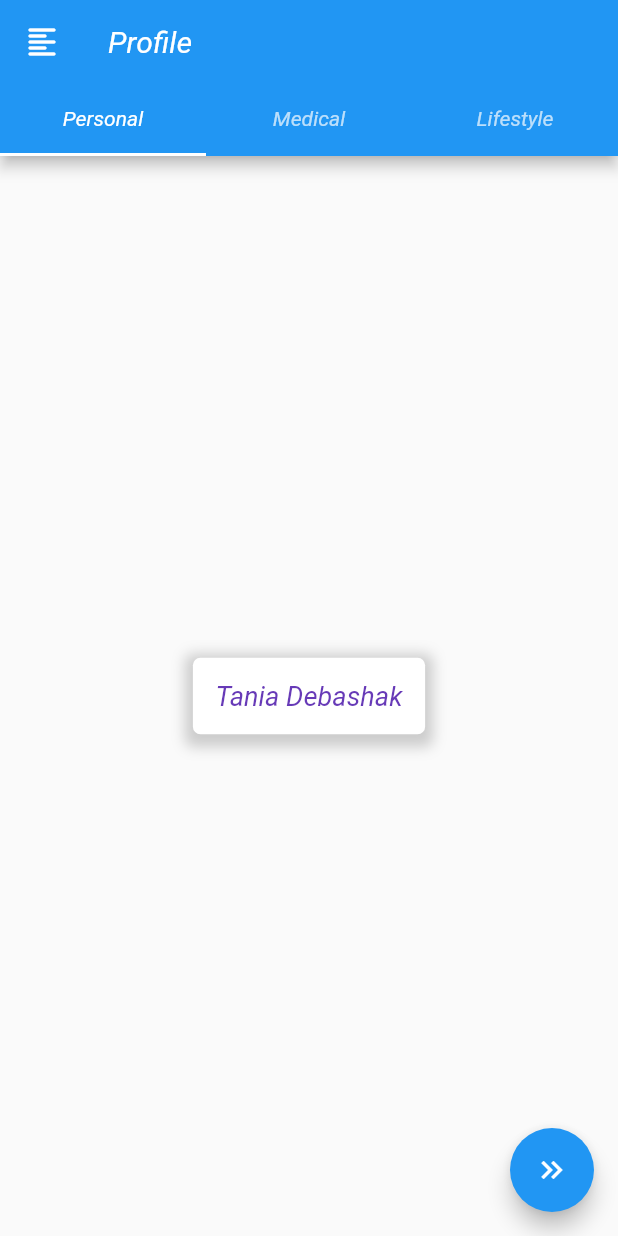
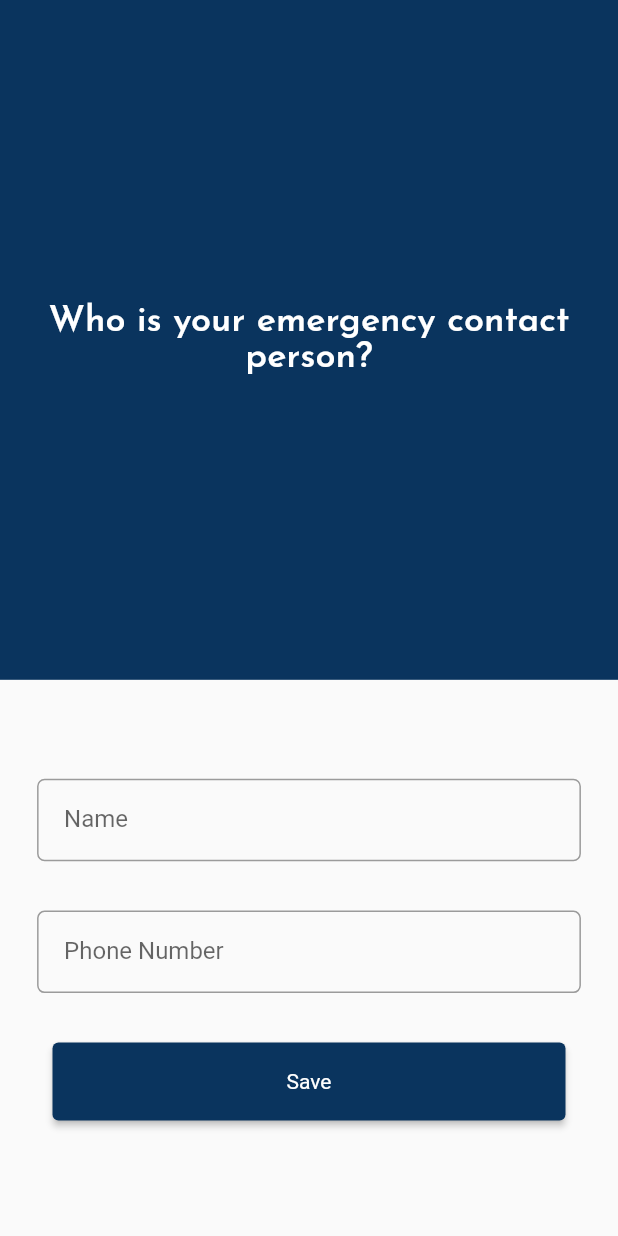
Before and after one commit to devaviks/patient_neuimed, a Flutter app: the MaritalPage screen opened directly, after a tap on "Save", on a phone screen of 412 x 824 dp. Run offline on Flutter 3.47's test engine with Material 2 defaults, Android fonts, the light colour scheme and no system bars; our stand-ins replace fluttertoast, google_fonts.

Commit message:
Profile tab page WIP

```diff
--- /dev/null
+++ b/lib/emergency.dart
@@ -0,0 +1,102 @@
+import 'package:flutter/material.dart';
+import 'package:google_fonts/google_fonts.dart';
+
+import 'allergy.dart';
+
+
+  class EmergencyPage extends StatefulWidget {
+  const EmergencyPage({super.key});
+
+  @override
+  _EmergencyPageState createState() => _EmergencyPageState();
+}
+class _EmergencyPageState extends State<EmergencyPage> {
+
+  @override
+  Widget build(BuildContext context) {
+    return Scaffold(
+        body: SingleChildScrollView(
+            child: Column(
+                children: [
+                  Center(
+                    child: Container(
+                        height: MediaQuery.of(context).size.height * 0.55,
+                        width: MediaQuery.of(context).size.width,
+                        decoration: const BoxDecoration(
+                          color: Color(0xff0A345E),
+                        ),
+                        child: Center(
+                          child: Text(
+                            "Who is your emergency contact person?",
+                            textAlign: TextAlign.center,
+                            style: GoogleFonts.josefinSans(
+                              textStyle: const TextStyle(
+                                color: Colors.white,
+                                fontWeight: FontWeight.w600,
+                                fontSize: 24,
+                              ),
+                            ),
+                          ),
+                        )
+                    ),
+                  ),
+
+                  Padding(
+                    padding: EdgeInsets.only(top: MediaQuery.of(context).size.height * 0.08,
+                    left: MediaQuery.of(context).size.height * 0.03, right: MediaQuery.of(context).size.height * 0.03,
+                    bottom: MediaQuery.of(context).size.height * 0.04),
+                    child: TextField(
+                      decoration: InputDecoration(
+                        border: OutlineInputBorder(
+                          borderSide: const BorderSide(color: Color(0xffE6E6E6)),
+                          borderRadius: BorderRadius.circular(5.0),
+                        ),
+                        labelText: 'Name',
+                        hintText: 'Enter your Name',
+                        contentPadding: const EdgeInsets.all(18),
+                      ),
+                    ),
+                  ),
+
+                  Padding(
+                    padding: EdgeInsets.only(left: MediaQuery.of(context).size.height * 0.03,
+                      right: MediaQuery.of(context).size.height * 0.03,
+                        ),
+                    child: TextField(
+                      decoration: InputDecoration(
+                        border: OutlineInputBorder(
+                          borderSide: const BorderSide(color: Color(0xffE6E6E6)),
+                          borderRadius: BorderRadius.circular(5.0),
+                        ),
+                        labelText: 'Phone Number',
+                        hintText: 'Enter your Phone Number',
+                        contentPadding: const EdgeInsets.all(18),
+                      ),
+                    ),
+                  ),
+
+                  Padding(padding: EdgeInsets.only(top: MediaQuery.of(context).size.height * 0.04),
+                    child: SizedBox(
+                      height:52, //height of button
+                      width:342, //width of button
+                      child:
+                      ElevatedButton(
+                        style: ElevatedButton.styleFrom(
+                          foregroundColor: Colors.white, // change background color of button
+                          backgroundColor: const Color(0xff0A345E), // change text color of button
+                        ),
+                        child: const Text('Save'),
+                        onPressed: () {
+                          Route route = MaterialPageRoute(
+                              builder: (context) => const AllergicPage());
+                          Navigator.push(context, route);
+                        },
+                      ),
+                    ),
+                  ),
+                ]
+            )
+        )
+    );
+  }
+}
--- a/lib/gender.dart
+++ b/lib/gender.dart
@@ -2,6 +2,8 @@ import 'package:flutter/material.dart';
 import 'package:google_fonts/google_fonts.dart';
 
 import 'bloodgroup.dart';
+
+
 
 class GenderPage extends StatefulWidget {
   const GenderPage({super.key});
@@ -10,6 +12,7 @@ class GenderPage extends StatefulWidget {
   _GenderPageState createState() => _GenderPageState();
 }
 class _GenderPageState extends State<GenderPage> {
+
 
   @override
   Widget build(BuildContext context) {
@@ -41,6 +44,7 @@ class _GenderPageState extends State<GenderPage> {
     ),
                   Row(
                     children: [
+
                   Padding(padding: EdgeInsets.only(top: MediaQuery.of(context).size.height * 0.18,
                   left: MediaQuery.of(context).size.height * 0.034,
                   right: MediaQuery.of(context).size.height * 0.01
--- a/lib/maintab.dart
+++ b/lib/maintab.dart
@@ -1,5 +1,9 @@
 import 'package:flutter/material.dart';
-
+import 'package:fluttertoast/fluttertoast.dart';
+import 'package:patient_neuimed/profile/lifestyle.dart';
+import 'package:patient_neuimed/profile/medical.dart';
+import 'package:patient_neuimed/profile/personal_container.dart';
+import 'dart:developer';
 import 'dob.dart';
 
 
@@ -14,8 +18,11 @@ class TabBarDemo extends StatelessWidget {
         length: 3,
         child: Scaffold(
           appBar: AppBar(
-            bottom: const TabBar(
-              tabs: [
+            bottom: TabBar(
+              onTap: (index) {
+                log('xzcxzcxzcxzcxzczx $index');
+              },
+              tabs: const [
                 Tab(child: Text('Personal')),
                 Tab(child: Text('Medical')),
                 Tab(child: Text('Lifestyle')),
@@ -28,106 +35,23 @@ class TabBarDemo extends StatelessWidget {
 
             title: const Text('Profile'),
           ),
-          body: TabBarView(
-            children: [
-             Padding(
-               padding: EdgeInsets.all(MediaQuery.of(context).size.height * 0.02),
-               child: Center(
-                 child: Container(
-                   decoration: BoxDecoration(
-                     color: Colors.white,
-                     borderRadius: BorderRadius.all(Radius.circular(5.0)),
-                     boxShadow: [
-                       BoxShadow(
-                         color: Colors.grey.withOpacity(0.5),
-                         spreadRadius: 5,
-                         blurRadius: 7,
-                         offset: const Offset(0, 3),
-                       ),
-                     ],
-                   ),
-                   padding: EdgeInsets.all(15),
-                   child: const Text("Tania Debashak",
-                       style: TextStyle(fontSize: 18,
-                           color: Colors.deepPurple,
-                           fontWeight: FontWeight.normal),
-                       textAlign: TextAlign.left),
-                 ),
-               ),
-
-               ),
-
-
-
-              Padding(
-                padding: EdgeInsets.all(MediaQuery.of(context).size.height * 0.02),
-                child: Container(
-                  height: 130.0,
-                  width: 352.0,
-                  color: Colors.transparent,
-                  margin: EdgeInsets.only(top: 25),
-                  child: Container(
-                    decoration: BoxDecoration(
-                      color: Colors.white,
-                      borderRadius: BorderRadius.all(Radius.circular(5.0)),
-                      boxShadow: [
-                        BoxShadow(
-                          color: Colors.grey.withOpacity(0.5),
-                          spreadRadius: 5,
-                          blurRadius: 7,
-                          offset: const Offset(0, 3),
-                        ),
-                      ],
-                    ),
-                    padding: EdgeInsets.all(15),
-                    child: const Text("Debashak",
-                        style: TextStyle(fontSize: 18,
-                            color: Colors.deepPurple,
-                            fontWeight: FontWeight.normal),
-                        textAlign: TextAlign.left),
-                  ),
-                ),
-
-              ),
-
-              Padding(
-                padding: EdgeInsets.all(MediaQuery.of(context).size.height * 0.02),
-                child: Container(
-                  height: 130.0,
-                  width: 352.0,
-                  color: Colors.transparent,
-                  margin: EdgeInsets.only(top: 25),
-                  child: Container(
-                    decoration: BoxDecoration(
-                      color: Colors.white,
-                      borderRadius: BorderRadius.all(Radius.circular(5.0)),
-                      boxShadow: [
-                        BoxShadow(
-                          color: Colors.grey.withOpacity(0.5),
-                          spreadRadius: 5,
-                          blurRadius: 7,
-                          offset: const Offset(0, 3),
-                        ),
-                      ],
-                    ),
-                    padding: EdgeInsets.all(15),
-                    child: const Text("shak",
-                        style: TextStyle(fontSize: 18,
-                            color: Colors.deepPurple,
-                            fontWeight: FontWeight.normal),
-                        textAlign: TextAlign.left),
-                  ),
-                ),
-
-              ),
-             ],
+          body: const TabBarView(
+            children: <Widget>[
+              PersonalPage(),
+              MedicalPage(),
+              LifestylePage(),
+            ],
 
           ),
           floatingActionButton: FloatingActionButton(
             onPressed: () {
-              Navigator.push(
-                context,
-                MaterialPageRoute(builder: (context) => DobPage()),
+              Fluttertoast.showToast(
+                  msg: "Index",
+                  toastLength: Toast.LENGTH_SHORT,
+                  gravity: ToastGravity.CENTER,
+                  backgroundColor: Colors.red,
+                  textColor: Colors.white,
+                  fontSize: 16.0
               );
             },
             child: const Icon(Icons.keyboard_double_arrow_right),
--- a/lib/marital.dart
+++ b/lib/marital.dart
@@ -1,7 +1,8 @@
 import 'package:flutter/material.dart';
 import 'package:google_fonts/google_fonts.dart';
 
-import 'maintab.dart';
+import 'emergency.dart';
+
 
 class MaritalPage extends StatefulWidget {
   const MaritalPage({super.key});
@@ -112,7 +113,7 @@ class _MaritalPageState extends State<MaritalPage> {
                         child: const Text('Save'),
                         onPressed: () {
                           Route route = MaterialPageRoute(
-                              builder: (context) => const TabBarDemo());
+                              builder: (context) => const EmergencyPage());
                           Navigator.push(context, route);
                         },
                       ),
--- a/lib/otp.dart
+++ b/lib/otp/otp.dart
@@ -1,6 +1,6 @@
 import 'package:flutter/material.dart';
 import 'package:google_fonts/google_fonts.dart';
-import 'package:patient_neuimed/login.dart';
+import 'package:patient_neuimed/login/login.dart';
 
 class OtpPage extends StatefulWidget {
   const OtpPage({super.key});
@@ -14,8 +14,6 @@ class _OtpPageState extends State<OtpPage> {
   final TextEditingController _fieldTwo = TextEditingController();
   final TextEditingController _fieldThree = TextEditingController();
   final TextEditingController _fieldFour = TextEditingController();
-
-
 
   @override
   Widget build(BuildContext context) {
--- a/lib/verification.dart
+++ b/lib/verification.dart
@@ -1,7 +1,7 @@
 import 'package:flutter/material.dart';
 import 'package:google_fonts/google_fonts.dart';
 
-import 'otp.dart';
+import 'otp/otp.dart';
 
 class VerifyPage extends StatefulWidget {
   const VerifyPage({super.key});
--- a/pubspec.yaml
+++ b/pubspec.yaml
@@ -41,6 +41,7 @@ dependencies:
   dropdown_button2: ^2.0.0
   pinput: ^2.2.31
   scroll_date_picker: ^3.6.1
+  fluttertoast: ^8.2.1
 
 dev_dependencies:
   flutter_test:
@@ -84,7 +85,7 @@ flutter:
      - family: Roboto
        fonts:
          - asset: assets/fonts/Roboto-Black.ttf
-         - asset: assets/fonts/Roboto-Italic.ttf
+         - asset: assets/fonts/Roboto-Regular.ttf
            style: normal
 
   #
```
Also changed, not shown: lib/allergy.dart (added, +46 -0 lines), lib/main.dart (deleted, +0 -68 lines), lib/profile/lifestyle.dart (added, +31 -0 lines), lib/profile/medical.dart (added, +31 -0 lines), lib/profile/personal_container.dart (added, +21 -0 lines), lib/profile/widgets/personal/personal_details.dart (added, +59 -0 lines), lib/splashscreen.dart (+3 -6 lines), lib/startscreenone.dart (+35 -50 lines), lib/login/login.dart (renamed from lib/login.dart), lib/utils/Toast.dart (added), pubspec.lock, 1 other file.
